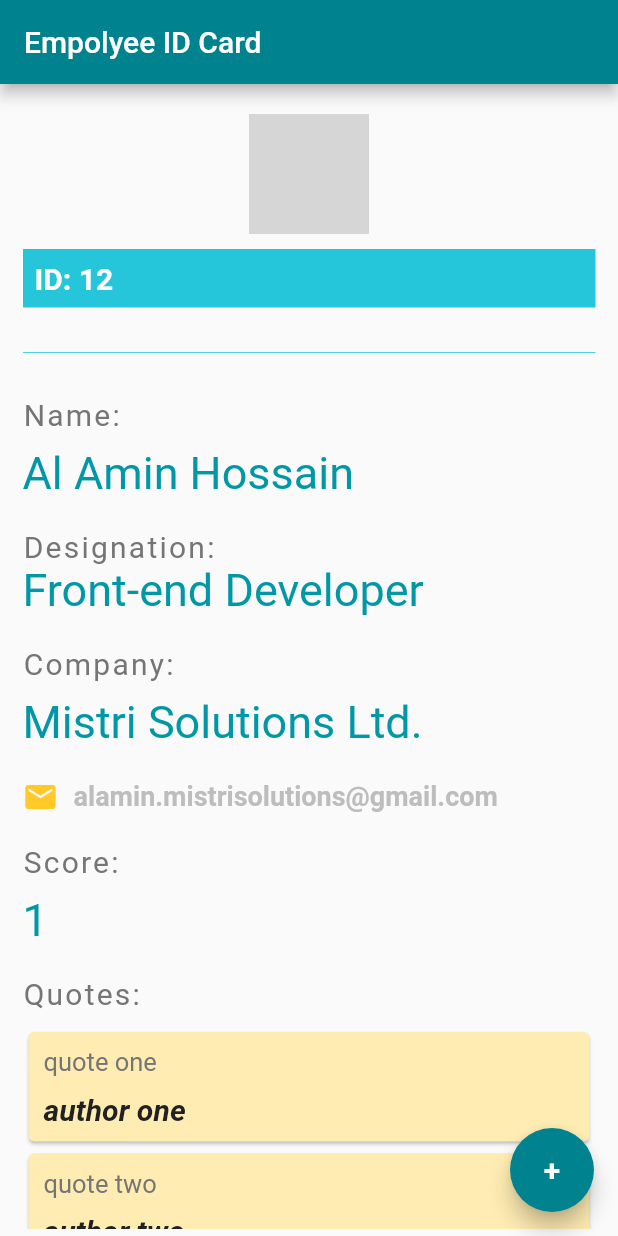
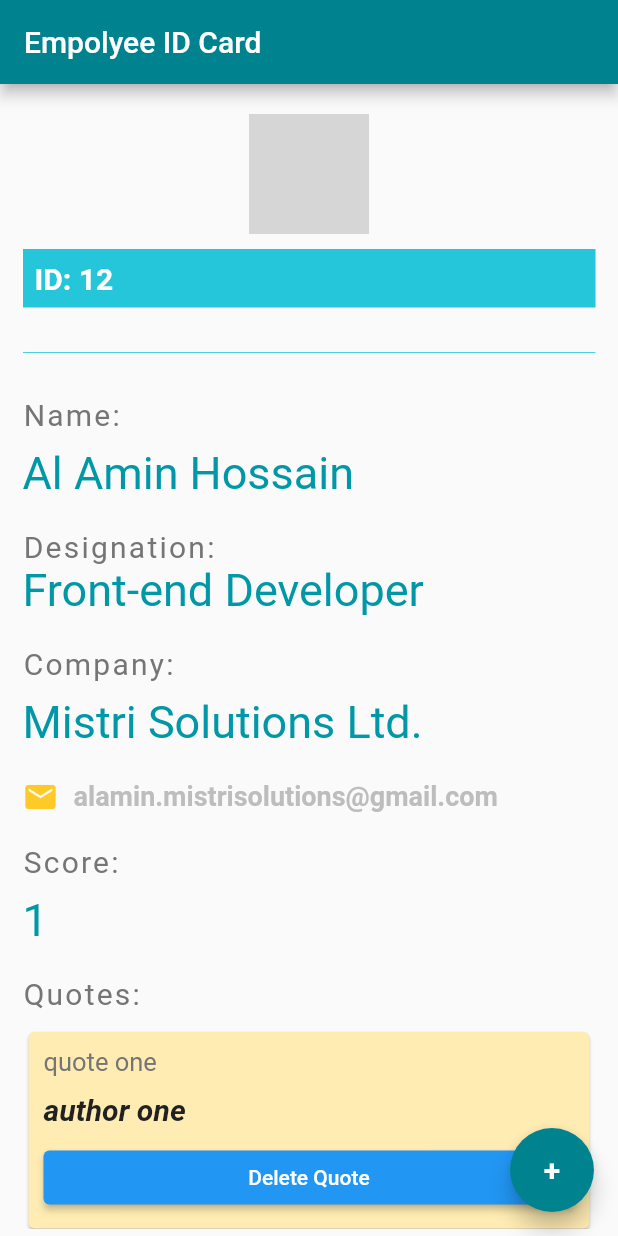
Before and after one commit to alamindevms/flutter-app, a Flutter app: the screen it shows after launch, on a phone screen of 412 x 824 dp. Run offline on Flutter 3.47's test engine with Material 2 defaults, Android fonts, the phone set to English and light mode, and no system bars; grey boxes are pictures that could not be loaded.

Commit message:
delete action button working

```diff
--- a/lib/main.dart
+++ b/lib/main.dart
@@ -160,7 +160,16 @@ class _HomeState extends State<Home> {
             ),
             Column(
               mainAxisAlignment: MainAxisAlignment.spaceBetween,
-              children: quotes.map((quote) => QuoteCard(quote)).toList(),
+              children: quotes
+                  .map((quote) => QuoteCard(
+                    quote,
+                    () {
+                        setState(() {
+                          quotes.remove(quote);
+                        });
+                      })
+                    )
+                  .toList(),
             )
           ],
         ),
--- a/lib/quote_card.dart
+++ b/lib/quote_card.dart
@@ -4,7 +4,8 @@ import 'quote.dart';
 
 class QuoteCard extends StatelessWidget {
   final Quote quote;
-  QuoteCard(this.quote);
+  final Function()? delete;
+  QuoteCard(this.quote , this.delete);
   @override
   Widget build(BuildContext context) {
     return Card(
@@ -31,6 +32,11 @@ class QuoteCard extends StatelessWidget {
                   color: Colors.grey.shade900,
                   fontWeight: FontWeight.bold,
                   fontStyle: FontStyle.italic),
+            ),
+            const SizedBox(height: 10),
+            ElevatedButton(
+              onPressed: delete,
+              child: const Text('Delete Quote'),
             )
           ],
         ),
```
